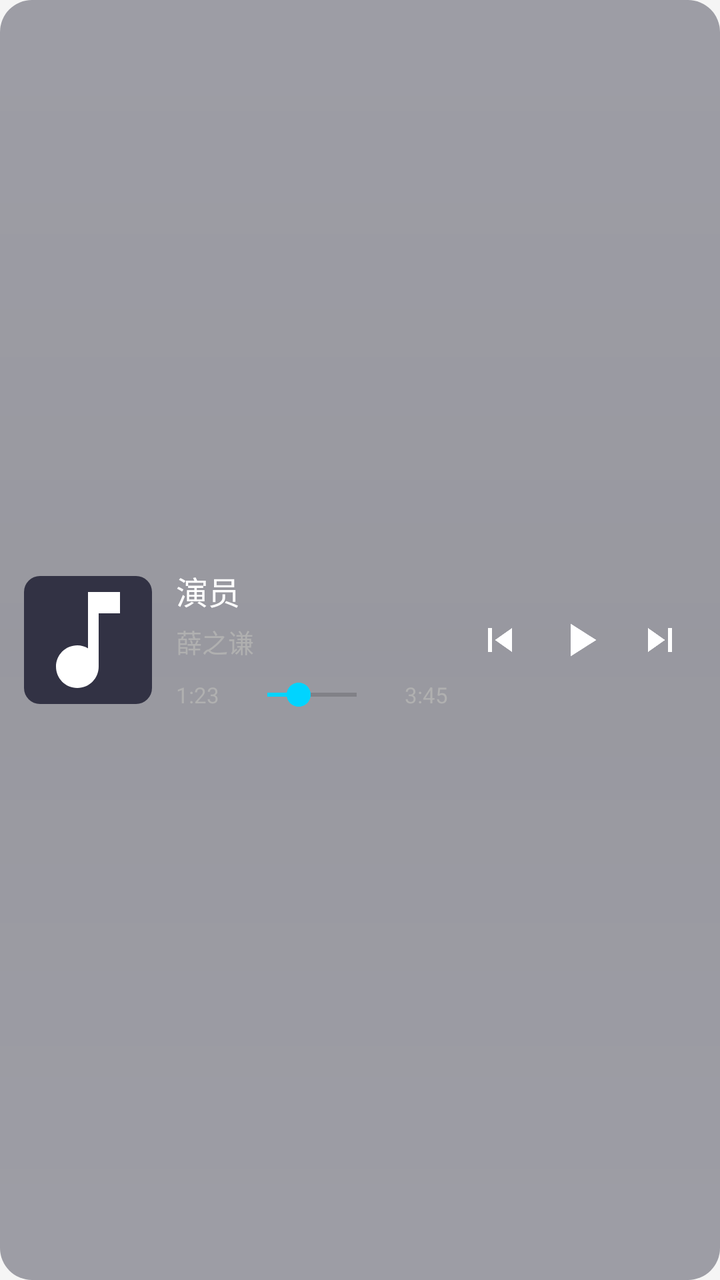
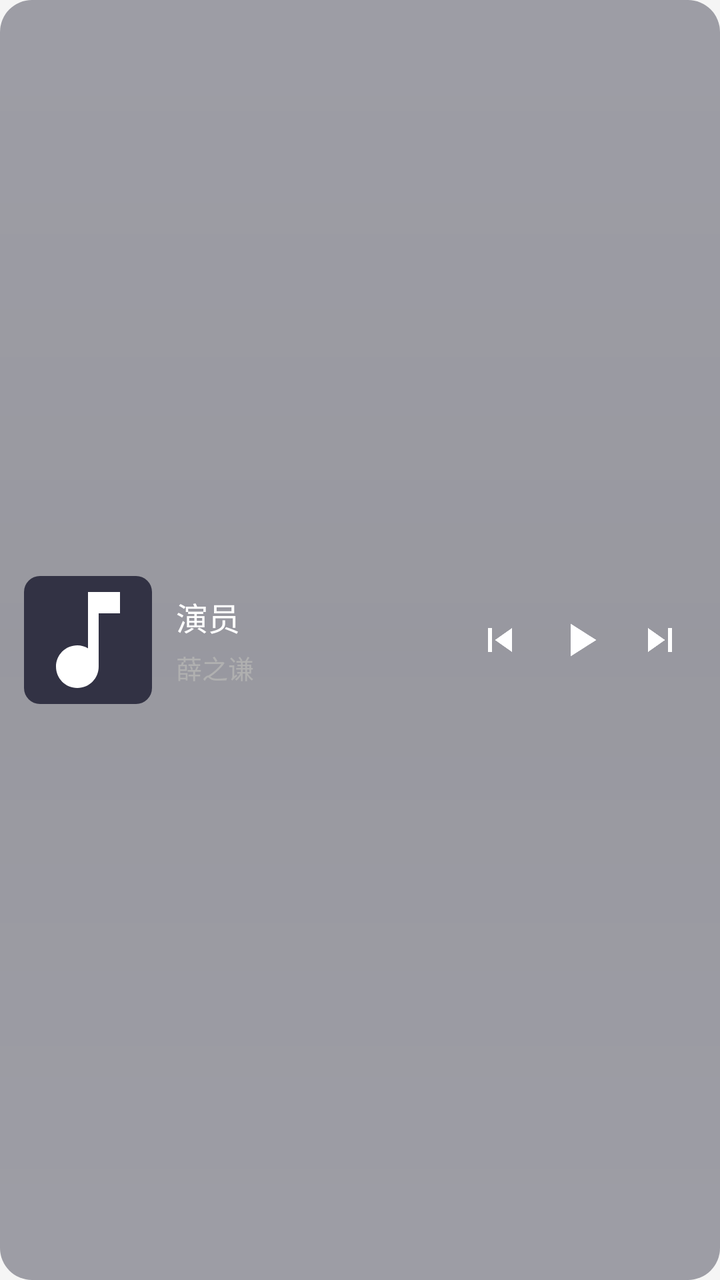

Screens rendered from an Android XML layout before and after an edit, with the pre-edit source and the edit as a unified diff.
<!-- AndroidManifest.xml: application theme Theme.YouthUI -->
<!-- res/layout/card_music.xml -->
<?xml version="1.0" encoding="utf-8"?>
<LinearLayout xmlns:android="http://schemas.android.com/apk/res/android"
    android:layout_width="280dp"
    android:layout_height="100dp"
    android:orientation="horizontal"
    android:background="@drawable/card_background_rounded"
    android:padding="12dp"
    android:layout_marginEnd="12dp"
    android:elevation="4dp"
    android:gravity="center_vertical">

    
    <ImageView
        android:id="@+id/img_album_cover"
        android:layout_width="64dp"
        android:layout_height="64dp"
        android:src="@drawable/ic_music_default"
        android:scaleType="centerCrop"
        android:background="@drawable/album_cover_background" />

    
    <LinearLayout
        android:layout_width="0dp"
        android:layout_height="wrap_content"
        android:layout_weight="1"
        android:orientation="vertical"
        android:layout_marginStart="12dp">

        <TextView
            android:id="@+id/text_song_title"
            android:layout_width="wrap_content"
            android:layout_height="wrap_content"
            android:text="演员"
            android:textSize="16sp"
            android:textColor="@color/dark_tech_text"
            android:fontFamily="sans-serif-medium"
            android:maxLines="1"
            android:ellipsize="end" />

        <TextView
            android:id="@+id/text_song_artist"
            android:layout_width="wrap_content"
            android:layout_height="wrap_content"
            android:text="薛之谦"
            android:textSize="13sp"
            android:textColor="@color/dark_tech_text_secondary"
            android:layout_marginTop="4dp"
            android:maxLines="1"
            android:ellipsize="end" />

        
        <LinearLayout
            android:layout_width="match_parent"
            android:layout_height="wrap_content"
            android:orientation="horizontal"
            android:layout_marginTop="8dp"
            android:gravity="center_vertical">

            <TextView
                android:id="@+id/text_current_time"
                android:layout_width="wrap_content"
                android:layout_height="wrap_content"
                android:text="1:23"
                android:textSize="11sp"
                android:textColor="@color/dark_tech_text_secondary" />

            <SeekBar
                android:id="@+id/seekbar_progress"
                android:layout_width="0dp"
                android:layout_height="wrap_content"
                android:layout_weight="1"
                android:layout_marginStart="8dp"
                android:layout_marginEnd="8dp"
                android:max="100"
                android:progress="35"
                android:progressTint="@color/dark_tech_accent"
                android:thumbTint="@color/dark_tech_accent" />

            <TextView
                android:id="@+id/text_total_time"
                android:layout_width="wrap_content"
                android:layout_height="wrap_content"
                android:text="3:45"
                android:textSize="11sp"
                android:textColor="@color/dark_tech_text_secondary" />
        </LinearLayout>
    </LinearLayout>

    
    <LinearLayout
        android:layout_width="wrap_content"
        android:layout_height="wrap_content"
        android:orientation="horizontal"
        android:gravity="center_vertical"
        android:layout_marginStart="8dp">

        <ImageView
            android:id="@+id/btn_previous"
            android:layout_width="36dp"
            android:layout_height="36dp"
            android:src="@drawable/ic_previous"
            android:scaleType="fitCenter"
            android:padding="6dp"
            android:background="?attr/selectableItemBackgroundBorderless" />

        <ImageView
            android:id="@+id/btn_play_pause"
            android:layout_width="44dp"
            android:layout_height="44dp"
            android:src="@drawable/ic_play"
            android:scaleType="fitCenter"
            android:padding="8dp"
            android:background="?attr/selectableItemBackgroundBorderless" />

        <ImageView
            android:id="@+id/btn_next"
            android:layout_width="36dp"
            android:layout_height="36dp"
            android:src="@drawable/ic_next"
            android:scaleType="fitCenter"
            android:padding="6dp"
            android:background="?attr/selectableItemBackgroundBorderless" />
    </LinearLayout>

</LinearLayout>
<!-- resources referenced by this layout -->
<resources>
  <color name="dark_tech_accent">#00D4FF</color>
  <color name="dark_tech_text">#FFFFFF</color>
  <color name="dark_tech_text_secondary">#B0B0B0</color>
  <!-- drawable album_cover_background (drawable) -->
  <?xml version="1.0" encoding="utf-8"?>
  <shape xmlns:android="http://schemas.android.com/apk/res/android"
      android:shape="rectangle">
      <solid android:color="@color/dark_tech_bg" />
      <corners android:radius="8dp" />
  </shape>
  <!-- drawable card_background_rounded (drawable) -->
  <?xml version="1.0" encoding="utf-8"?>
  <shape xmlns:android="http://schemas.android.com/apk/res/android"
      android:shape="rectangle">
      <gradient
          android:type="linear"
          android:angle="90"
          android:startColor="#661A1A2E"
          android:centerColor="#660D0D1F"
          android:endColor="#661A1A2E" />
      <corners
          android:topLeftRadius="16dp"
          android:topRightRadius="16dp"
          android:bottomLeftRadius="16dp"
          android:bottomRightRadius="16dp" />
  </shape>
  <!-- drawable ic_music_default (drawable) -->
  <?xml version="1.0" encoding="utf-8"?>
  <vector xmlns:android="http://schemas.android.com/apk/res/android"
      android:width="24dp"
      android:height="24dp"
      android:viewportWidth="24"
      android:viewportHeight="24">
      <path
          android:fillColor="#FFFFFF"
          android:pathData="M12,3v10.55c-0.59,-0.34 -1.27,-0.55 -2,-0.55 -2.21,0 -4,1.79 -4,4s1.79,4 4,4 4,-1.79 4,-4V7h4V3h-6z"/>
  </vector>
  <!-- drawable ic_next (drawable) -->
  <?xml version="1.0" encoding="utf-8"?>
  <vector xmlns:android="http://schemas.android.com/apk/res/android"
      android:width="24dp"
      android:height="24dp"
      android:viewportWidth="24"
      android:viewportHeight="24">
      <path
          android:fillColor="#FFFFFF"
          android:pathData="M6,18l8.5,-6L6,6v12zM16,6v12h2V6h-2z"/>
  </vector>
  <!-- drawable ic_play (drawable) -->
  <?xml version="1.0" encoding="utf-8"?>
  <vector xmlns:android="http://schemas.android.com/apk/res/android"
      android:width="24dp"
      android:height="24dp"
      android:viewportWidth="24"
      android:viewportHeight="24">
      <path
          android:fillColor="#FFFFFF"
          android:pathData="M8,5v14l11,-7z"/>
  </vector>
  <!-- drawable ic_previous (drawable) -->
  <?xml version="1.0" encoding="utf-8"?>
  <vector xmlns:android="http://schemas.android.com/apk/res/android"
      android:width="24dp"
      android:height="24dp"
      android:viewportWidth="24"
      android:viewportHeight="24">
      <path
          android:fillColor="#FFFFFF"
          android:pathData="M6,6h2v12H6zm3.5,6l8.5,6V6z"/>
  </vector>
  <style name="Theme.YouthUI" parent="Theme.MaterialComponents.Light.NoActionBar">
          <item name="colorPrimary">@color/primary</item>
          <item name="colorPrimaryDark">@color/primary_dark</item>
          <item name="colorAccent">@color/accent</item>
          <item name="android:windowBackground">@color/background</item>
          <item name="android:navigationBarColor">@color/transparent</item>
          <item name="android:statusBarColor">@color/transparent</item>
          <item name="android:windowFullscreen">true</item>
          <item name="android:windowLayoutInDisplayCutoutMode">shortEdges</item>
          <item name="android:windowTranslucentNavigation">true</item>
          <item name="android:windowTranslucentStatus">true</item>
      </style>
  <color name="dark_tech_bg">#CC1A1A2E</color>
  <color name="primary">#2196F3</color>
  <color name="primary_dark">#1976D2</color>
  <color name="accent">#FF4081</color>
  <color name="background">#F5F5F5</color>
  <color name="transparent">#00000000</color>
</resources>

<!-- the commit's change to res/layout/card_music.xml (unified diff, before → after) -->
@@ -47,43 +47,6 @@
             android:layout_marginTop="4dp"
             android:maxLines="1"
             android:ellipsize="end" />
-
-        
-        <LinearLayout
-            android:layout_width="match_parent"
-            android:layout_height="wrap_content"
-            android:orientation="horizontal"
-            android:layout_marginTop="8dp"
-            android:gravity="center_vertical">
-
-            <TextView
-                android:id="@+id/text_current_time"
-                android:layout_width="wrap_content"
-                android:layout_height="wrap_content"
-                android:text="1:23"
-                android:textSize="11sp"
-                android:textColor="@color/dark_tech_text_secondary" />
-
-            <SeekBar
-                android:id="@+id/seekbar_progress"
-                android:layout_width="0dp"
-                android:layout_height="wrap_content"
-                android:layout_weight="1"
-                android:layout_marginStart="8dp"
-                android:layout_marginEnd="8dp"
-                android:max="100"
-                android:progress="35"
-                android:progressTint="@color/dark_tech_accent"
-                android:thumbTint="@color/dark_tech_accent" />
-
-            <TextView
-                android:id="@+id/text_total_time"
-                android:layout_width="wrap_content"
-                android:layout_height="wrap_content"
-                android:text="3:45"
-                android:textSize="11sp"
-                android:textColor="@color/dark_tech_text_secondary" />
-        </LinearLayout>
     </LinearLayout>
 
     
<!-- resource entries referenced after the edit -->
@@ -1,6 +1,5 @@
 <!-- resources referenced by this layout -->
 <resources>
-  <color name="dark_tech_accent">#00D4FF</color>
   <color name="dark_tech_text">#FFFFFF</color>
   <color name="dark_tech_text_secondary">#B0B0B0</color>
   <!-- drawable album_cover_background (drawable) -->
